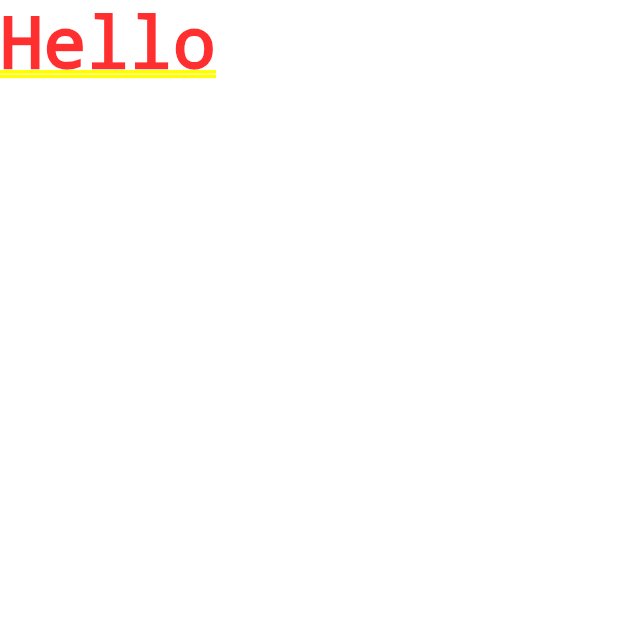
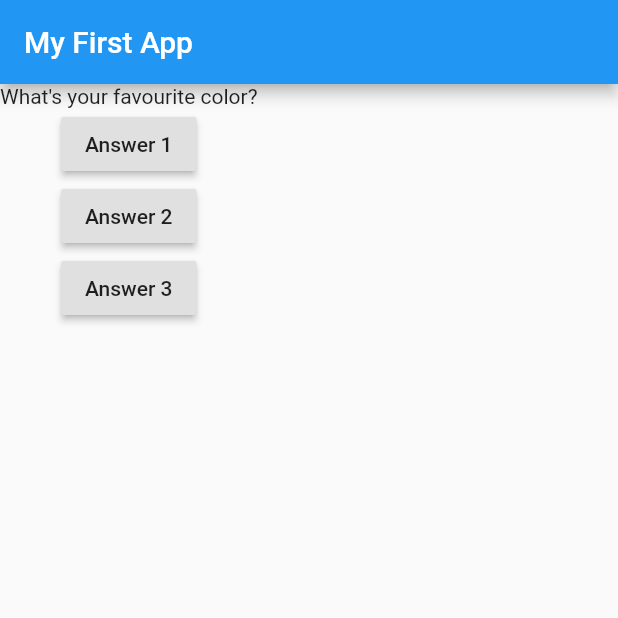
Before and after one commit to ralsuwaidi/flutter_complete_tutorial, a Flutter app: the screen it shows after launch, on a phone screen of 412 x 824 dp, the top half of it. Run offline on Flutter 3.47's test engine with Material 2 defaults, Android fonts, the phone set to English and light mode, and no system bars.

Commit message:
add question widget

```diff
--- a/lib/main.dart
+++ b/lib/main.dart
@@ -1,13 +1,46 @@
 import 'package:flutter/material.dart';
 
-void main() {
-  runApp(MyApp());
+import './question.dart';
+
+void main() => runApp(MyApp());
+
+class MyApp extends StatefulWidget {
+  @override
+  State<StatefulWidget> createState() {
+    return _MyAppState();
+  }
 }
 
-class MyApp extends StatelessWidget {
+class _MyAppState extends State {
+  var _questionIndex = 0;
+
+  void answerQuestion() {
+    setState(() {
+      _questionIndex++;
+    });
+    print('Answer chosen');
+  }
+
   Widget build(BuildContext context) {
+    var _questions = [
+      'What\'s your favourite color?',
+      'What\'s your favourite animal?'
+    ];
+
     return MaterialApp(
-      home: Text('Hello'),
+      home: Scaffold(
+        appBar: AppBar(
+          title: Text('My First App'),
+        ),
+        body: Column(
+          children: [
+            Question(_questions[_questionIndex]),
+            RaisedButton(child: Text('Answer 1'), onPressed: answerQuestion),
+            RaisedButton(child: Text('Answer 2'), onPressed: answerQuestion),
+            RaisedButton(child: Text('Answer 3'), onPressed: answerQuestion),
+          ],
+        ),
+      ),
     );
   }
 }
--- /dev/null
+++ b/lib/question.dart
@@ -0,0 +1,12 @@
+import 'package:flutter/material.dart';
+
+class Question extends StatelessWidget {
+  final String questionText;
+
+  Question(this.questionText);
+
+  @override
+  Widget build(BuildContext context) {
+    return Text(questionText);
+  }
+}
```
Also changed, not shown: 1 other file.
